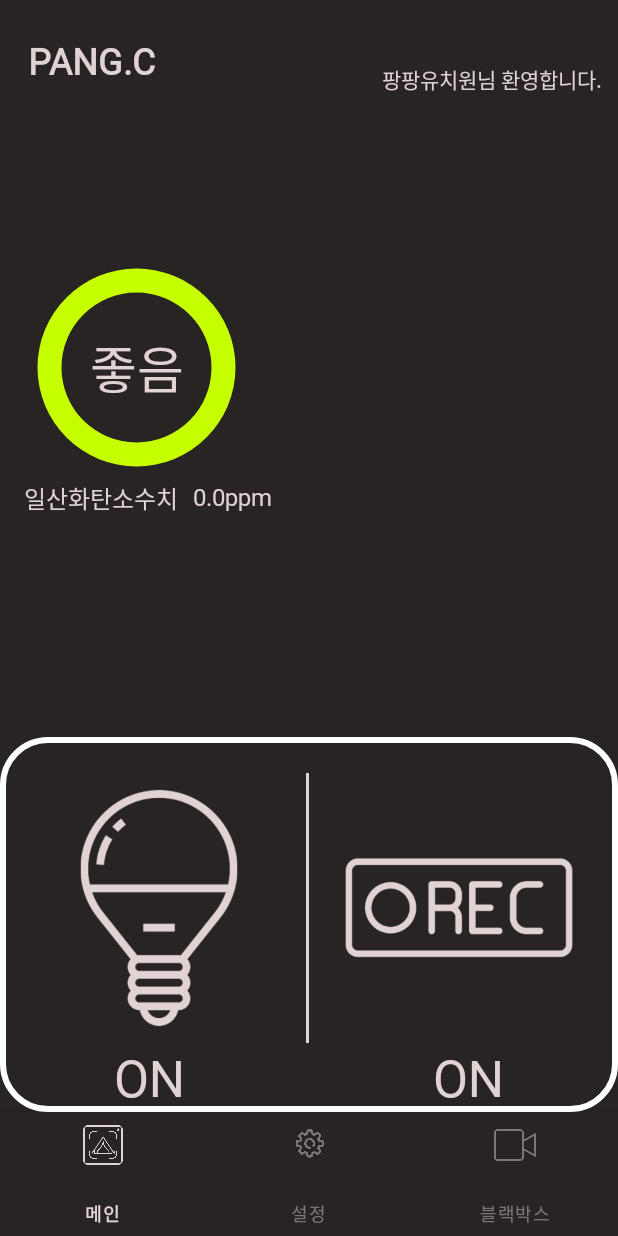
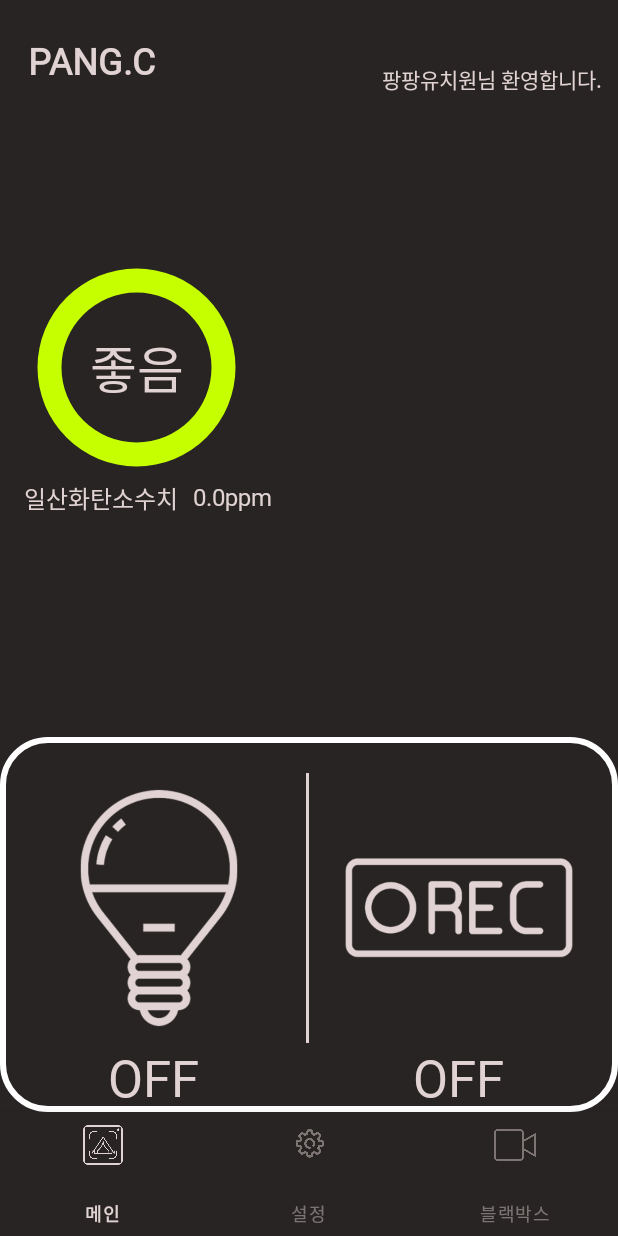
Before and after one commit to 2021-SMHRD-KDT-New-IoT-1/PANGPANG, an Android app: the screen it shows after launch (MainActivity), on a phone screen of 412 x 824 dp. Run offline under Robolectric (Android 15) with nearby library versions, the phone set to English and light mode, and no system bars; Roboto replaces fonts that are not available here.

Commit message:
final 수정.4

```diff
--- a/app/src/main/java/com/cjh/finalproject/MainActivity.java
+++ b/app/src/main/java/com/cjh/finalproject/MainActivity.java
@@ -5,6 +5,7 @@ import androidx.appcompat.app.AppCompatActivity;
 
 import android.os.Bundle;
 import android.view.MenuItem;
+import android.widget.Button;
 import android.widget.FrameLayout;
 
 import com.google.android.material.bottomnavigation.BottomNavigationView;
--- a/app/src/main/java/com/cjh/finalproject/main.java
+++ b/app/src/main/java/com/cjh/finalproject/main.java
@@ -1,5 +1,7 @@
 package com.cjh.finalproject;
 
+import android.graphics.Color;
+import android.graphics.drawable.Drawable;
 import android.os.Bundle;
 
 import androidx.fragment.app.Fragment;
@@ -7,58 +9,65 @@ import androidx.fragment.app.Fragment;
 import android.view.LayoutInflater;
 import android.view.View;
 import android.view.ViewGroup;
+import android.widget.Button;
+import android.widget.ImageButton;
+import android.widget.TextView;
 
-/**
- * A simple {@link Fragment} subclass.
- * Use the {@link main#newInstance} factory method to
- * create an instance of this fragment.
- */
+
 public class main extends Fragment {
-
-    // TODO: Rename parameter arguments, choose names that match
-    // the fragment initialization parameters, e.g. ARG_ITEM_NUMBER
-    private static final String ARG_PARAM1 = "param1";
-    private static final String ARG_PARAM2 = "param2";
-
-    // TODO: Rename and change types of parameters
-    private String mParam1;
-    private String mParam2;
-
-    public main() {
-        // Required empty public constructor
-    }
-
-    /**
-     * Use this factory method to create a new instance of
-     * this fragment using the provided parameters.
-     *
-     * @param param1 Parameter 1.
-     * @param param2 Parameter 2.
-     * @return A new instance of fragment main.
-     */
-    // TODO: Rename and change types and number of parameters
-    public static main newInstance(String param1, String param2) {
-        main fragment = new main();
-        Bundle args = new Bundle();
-        args.putString(ARG_PARAM1, param1);
-        args.putString(ARG_PARAM2, param2);
-        fragment.setArguments(args);
-        return fragment;
-    }
-
-    @Override
-    public void onCreate(Bundle savedInstanceState) {
-        super.onCreate(savedInstanceState);
-        if (getArguments() != null) {
-            mParam1 = getArguments().getString(ARG_PARAM1);
-            mParam2 = getArguments().getString(ARG_PARAM2);
-        }
-    }
+    private ImageButton led_btn;
+    private ImageButton rec_btn;
+    private TextView led_on;
+    private TextView rec_on;
+    String check = "off";
 
     @Override
     public View onCreateView(LayoutInflater inflater, ViewGroup container,
                              Bundle savedInstanceState) {
-        // Inflate the layout for this fragment
-        return inflater.inflate(R.layout.fragment_main, container, false);
+
+        View v = inflater.inflate(R.layout.fragment_main, container, false);
+
+        led_btn = v.findViewById(R.id.led_btn);
+        rec_btn = v.findViewById(R.id.rec_btn);
+        led_on = v.findViewById(R.id.led_on);
+        rec_on = v.findViewById(R.id.rec_on);
+
+        led_btn.setOnClickListener(new View.OnClickListener() {
+            @Override
+            public void onClick(View v) {
+                Drawable bg = led_btn.getBackground();
+                if (check == "off") {
+                    bg.setTint(Color.parseColor("#FBC02D"));
+                    led_on.setText("ON");
+                    check = "on";
+                } else {
+                    bg.setTint(Color.parseColor("#E1D3D3"));
+                    led_on.setText("OFF");
+                    check = "off";
+                }
+            }
+        });
+
+        rec_btn.setOnClickListener(new View.OnClickListener() {
+            @Override
+            public void onClick(View v) {
+                Drawable bg2 = rec_btn.getBackground();
+                if (check == "off") {
+                    bg2.setTint(Color.parseColor("#D50000"));
+                    rec_on.setText("ON");
+                    check = "on";
+                } else {
+                    bg2.setTint(Color.parseColor("#E1D3D3"));
+                    rec_on.setText("OFF");
+                    check = "off";
+                }
+            }
+        });
+
+
+
+        return v;
+
+
     }
 }
--- a/app/src/main/res/layout/fragment_main.xml
+++ b/app/src/main/res/layout/fragment_main.xml
@@ -9,7 +9,7 @@
     tools:context=".main">
 
     <ImageButton
-        android:id="@+id/imageButton"
+        android:id="@+id/led_btn"
         android:layout_width="180dp"
         android:layout_height="180dp"
         android:layout_marginStart="16dp"
@@ -22,7 +22,7 @@
         app:layout_constraintTop_toTopOf="@+id/view2" />
 
     <ImageButton
-        android:id="@+id/imageButton2"
+        android:id="@+id/rec_btn"
         android:layout_width="180dp"
         android:layout_height="180dp"
 
@@ -36,40 +36,40 @@
         app:layout_constraintVertical_bias="1.0" />
 
     <TextView
-        android:id="@+id/textView2"
+        android:id="@+id/led_on"
         android:layout_width="wrap_content"
         android:layout_height="wrap_content"
-        android:layout_marginStart="60dp"
+        android:layout_marginStart="56dp"
         android:fontFamily="@font/g_medium"
-        android:text="ON"
+        android:text="OFF"
         android:textAlignment="center"
         android:textColor="#E1D3D3"
         android:textSize="34sp"
-        app:layout_constraintStart_toStartOf="@+id/imageButton"
-        app:layout_constraintTop_toBottomOf="@+id/imageButton" />
+        app:layout_constraintStart_toStartOf="@+id/led_btn"
+        app:layout_constraintTop_toBottomOf="@+id/led_btn" />
 
     <TextView
-        android:id="@+id/textView6"
+        android:id="@+id/rec_on"
         android:layout_width="wrap_content"
         android:layout_height="wrap_content"
         android:layout_marginEnd="60dp"
         android:fontFamily="@font/g_medium"
-        android:text="ON"
+        android:text="OFF"
         android:textColor="#E1D3D3"
         android:textSize="34sp"
-        app:layout_constraintEnd_toEndOf="@+id/imageButton2"
-        app:layout_constraintTop_toBottomOf="@+id/imageButton2" />
+        app:layout_constraintEnd_toEndOf="@+id/rec_btn"
+        app:layout_constraintTop_toBottomOf="@+id/rec_btn" />
 
     <View
         android:id="@+id/view"
         android:layout_width="2dp"
         android:layout_height="180dp"
         android:background="#E1D3D3"
-        app:layout_constraintBottom_toBottomOf="@+id/imageButton"
+        app:layout_constraintBottom_toBottomOf="@+id/led_btn"
         app:layout_constraintEnd_toEndOf="parent"
         app:layout_constraintHorizontal_bias="0.498"
         app:layout_constraintStart_toStartOf="parent"
-        app:layout_constraintTop_toTopOf="@+id/imageButton"
+        app:layout_constraintTop_toTopOf="@+id/led_btn"
         app:layout_constraintVertical_bias="0.704" />
 
     <View
--- a/app/src/main/res/layout/fragment_setting.xml
+++ b/app/src/main/res/layout/fragment_setting.xml
@@ -11,6 +11,7 @@
         android:layout_height="wrap_content"
         android:layout_marginTop="48dp"
         android:background="@drawable/setting_bar"
+        android:onClick="onClick"
         android:text="로그아웃"
         android:textColor="#E1D3D3"
         android:textSize="24sp" />
```
